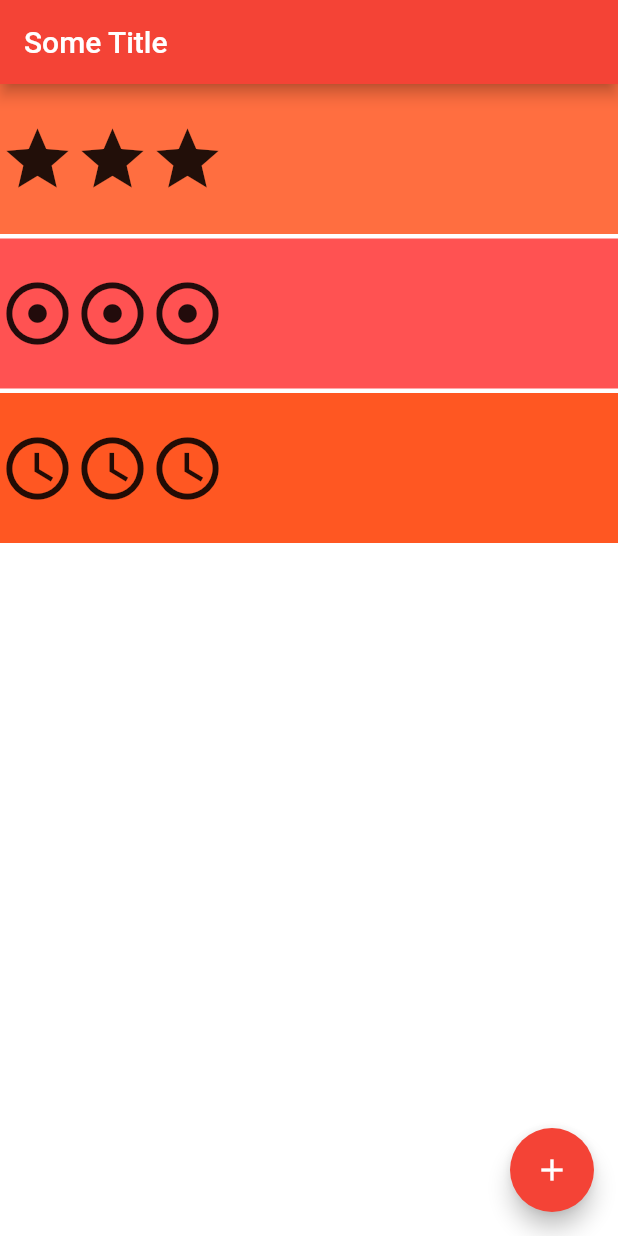
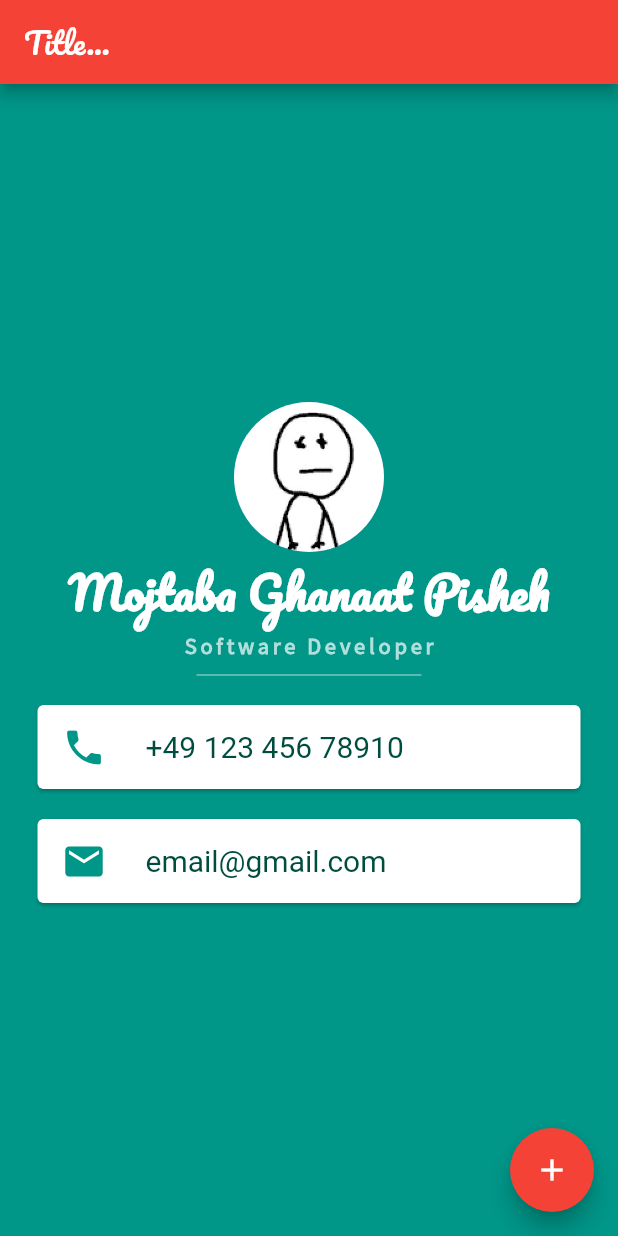
Before and after one commit to MatGhp/FlutterExperience, a Flutter app: the screen it shows after launch, on a phone screen of 412 x 824 dp. Run offline on Flutter 3.47's test engine with Material 2 defaults, Android fonts, the phone set to English and light mode, and no system bars.

Commit message:
complete visit card

```diff
--- a/lib/main.dart
+++ b/lib/main.dart
@@ -11,38 +11,84 @@ class MyApp extends StatelessWidget {
   Widget build(BuildContext context) {
     return MaterialApp(
       home: Scaffold(
-        backgroundColor: Colors.white,
-        appBar: AppBar(backgroundColor: Colors.red, title: Text('Some Title')),
+        appBar: AppBar(
+            backgroundColor: Colors.red,
+            title: Text(
+              'Title...',
+              style: TextStyle(fontFamily: 'Pacifico'),
+            )),
+        backgroundColor: Colors.teal,
         body: SafeArea(
           child: Column(
-            crossAxisAlignment: CrossAxisAlignment.stretch,
+            mainAxisAlignment: MainAxisAlignment.center,
             children: <Widget>[
-              Container(
-                  height: 100,
-                  color: Colors.deepOrangeAccent,
-                  child: Row(children: <Widget>[
-                    Icon(Icons.star, size: 50),
-                    Icon(Icons.star, size: 50),
-                    Icon(Icons.star, size: 50)
-                  ])),
-              SizedBox(height: 3),
-              Container(
-                  height: 100,
-                  color: Colors.redAccent,
-                  child: Row(children: <Widget>[
-                    Icon(Icons.adjust, size: 50),
-                    Icon(Icons.adjust, size: 50),
-                    Icon(Icons.adjust, size: 50)
-                  ])),
-              SizedBox(height: 3),
-              Container(
-                  height: 100,
-                  color: Colors.deepOrange,
-                  child: Row(children: <Widget>[
-                    Icon(Icons.access_time, size: 50),
-                    Icon(Icons.access_time, size: 50),
-                    Icon(Icons.access_time, size: 50),
-                  ])),
+              CircleAvatar(
+                radius: 50.0,
+                backgroundImage: AssetImage('images/me.jpg'),
+              ),
+              Text(
+                'Mojtaba Ghanaat Pisheh',
+                style: TextStyle(
+                  color: Colors.white,
+                  fontSize: 30.0,
+                  fontWeight: FontWeight.bold,
+                  fontFamily: 'Pacifico',
+                ),
+              ),
+              Text(
+                'Software Developer',
+                style: TextStyle(
+                  color: Colors.teal.shade100,
+                  fontSize: 15.0,
+                  fontWeight: FontWeight.bold,
+                  fontFamily: 'Source Sans Pro',
+                  letterSpacing: 2.5,
+                ),
+              ),
+              SizedBox(
+                height: 20.0,
+                width: 150.0,
+                child: Divider(
+                  color: Colors.teal.shade100,
+                ),
+              ),
+              Card(
+                color: Colors.white,
+                margin: EdgeInsets.symmetric(vertical: 10.0, horizontal: 25.0),
+                child: ListTile(
+                  leading: Icon(
+                    Icons.phone,
+                    size: 30.0,
+                    color: Colors.teal,
+                  ),
+                  title: Text(
+                    '+49 123 456 78910',
+                    style: TextStyle(
+                      color: Colors.teal.shade900,
+                      fontSize: 20.0,
+                    ),
+                  ),
+                ),
+              ),
+
+              Card(
+                  color: Colors.white,
+                  margin:
+                      EdgeInsets.symmetric(vertical: 10.0, horizontal: 25.0),
+                  child: ListTile(
+                    leading: Icon(
+                      Icons.email,
+                      size: 30.0,
+                      color: Colors.teal,
+                    ),
+                    title: Text(
+                      'email@gmail.com',
+                      style: TextStyle(
+                        color: Colors.teal.shade900,
+                        fontSize: 20.0,
+                      ),
+                    ),
+                  )),
             ],
           ),
         ),
```
Also changed, not shown: pubspec.yaml (+7 -51 lines), fonts/Pacifico-Regular.ttf (added), fonts/SourceSansPro-Regular.ttf (added), 1 other file.
